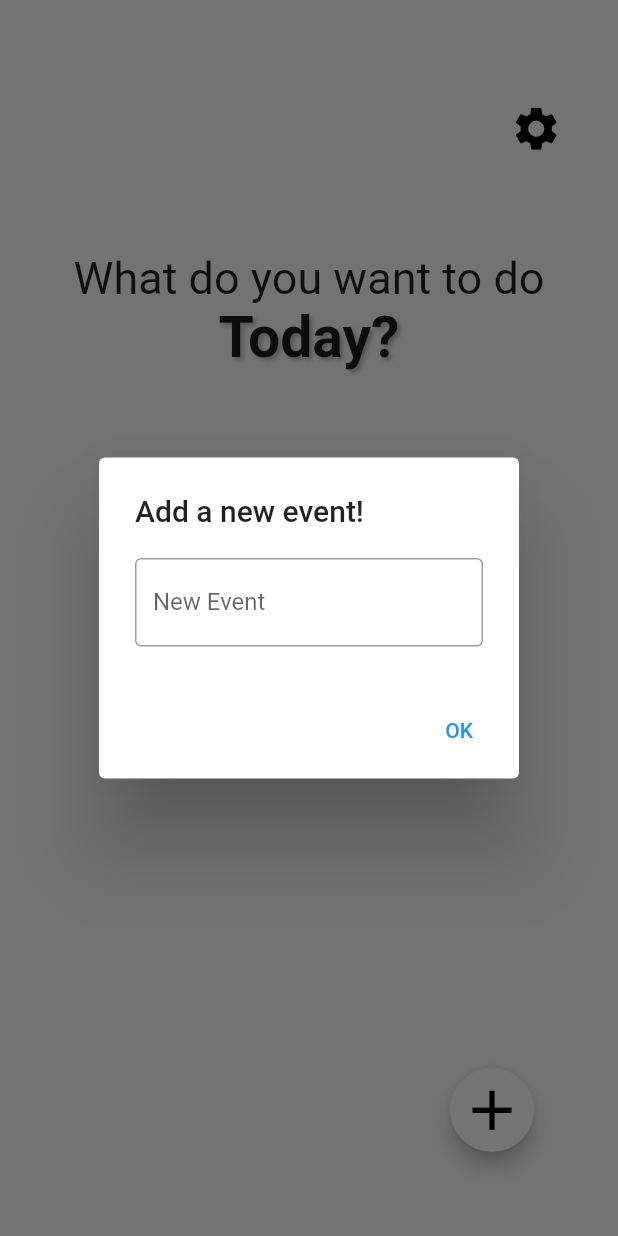
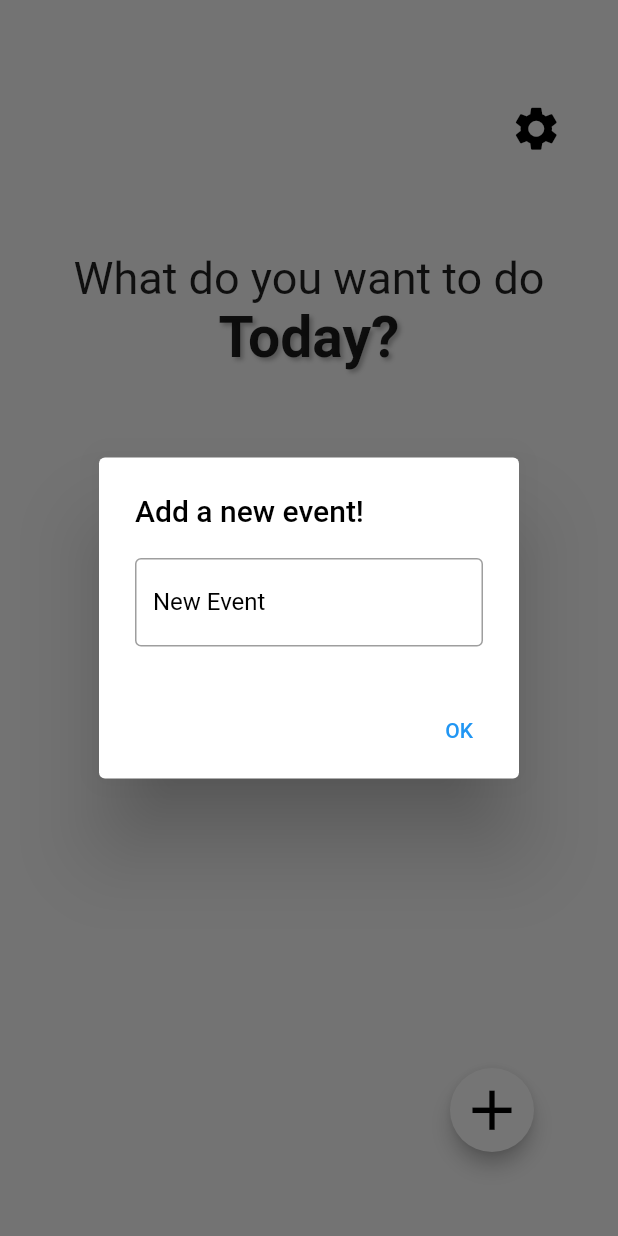
Before and after one commit to vpurohith/Today-Flutter, a Flutter app: the screen it shows after launch, after a tap on the "add" icon, on a phone screen of 412 x 824 dp. Run offline on Flutter 3.47's test engine with Material 2 defaults, Android fonts, the phone set to English and light mode, and no system bars; our stand-ins replace flutter_colorpicker, hive, hive_flutter, theme_provider; accounts and stored records are empty.

Commit message:
continued improvements

```diff
--- /dev/null
+++ b/lib/boxes.dart
@@ -0,0 +1,3 @@
+class HiveBoxes {
+  static String event = 'eventbox';
+}
--- /dev/null
+++ b/lib/event.dart
@@ -0,0 +1,16 @@
+import 'package:hive/hive.dart';
+part 'event.g.dart';
+
+@HiveType(typeId: 0)
+class Event extends HiveObject {
+  @HiveField(0)
+  String? id;
+
+  @HiveField(1)
+  String title;
+
+  @HiveField(2)
+  String color;
+
+  Event({required this.title, required this.color});
+}
--- /dev/null
+++ b/lib/globals.dart
@@ -0,0 +1,3 @@
+library today.globals;
+
+bool darkMode = true;
--- a/lib/listview.dart
+++ b/lib/listview.dart
@@ -1,4 +1,8 @@
 import 'package:flutter/material.dart';
+import 'package:hive/hive.dart';
+import 'package:hive_flutter/hive_flutter.dart';
+import 'package:today/boxes.dart';
+import 'package:today/event.dart';
 
 class EventListView extends StatelessWidget {
   const EventListView({
@@ -13,21 +17,25 @@ class EventListView extends StatelessWidget {
   @override
   Widget build(BuildContext context) {
     return Expanded(
-      child: ListView.builder(
-          padding: const EdgeInsets.all(36),
-          itemCount: entries.length,
+      child: ValueListenableBuilder(
+        valueListenable: Hive.box<Event>(HiveBoxes.event).listenable(),
+        builder: (context, Box<Event> box, _) {
+          return ListView.builder(
+              padding: const EdgeInsets.all(32),
+              itemCount: box.values.length,
               itemBuilder: (BuildContext context, int index) {
+                Event? res = box.getAt(index);
                 return Dismissible(
                   key: UniqueKey(),
                   onDismissed: (direction) {
-                entries.removeAt(index);
+                    res!.delete();
                   },
                   child: InkWell(
                     onTap: () {
                       showDialog<String>(
                         context: context,
                         builder: (BuildContext context) => AlertDialog(
-                      title: const Text('You`ve clicked on an event!'),
+                          title: Text(res?.title ?? 'Error!'),
                           content: const Text('Add event options here',
                               style: TextStyle()),
                           actions: <Widget>[
@@ -45,15 +53,17 @@ class EventListView extends StatelessWidget {
                       elevation: 3.0,
                       child: Container(
                         height: 50,
-                    color: Colors.red[colorCodes[index]],
+                        color: Colors.red[200],
                         child: Center(
-                      child: Text(entries[index]),
+                          child: Text(res!.title),
                         ),
                       ),
                     ),
                   ),
                 );
-          }),
+              });
+        },
+      ),
     );
   }
 }
--- a/lib/main.dart
+++ b/lib/main.dart
@@ -1,15 +1,21 @@
 import 'package:flutter/material.dart';
-import 'package:get/get.dart';
+import 'package:theme_provider/theme_provider.dart';
 import 'package:hive/hive.dart';
 import 'package:hive_flutter/hive_flutter.dart';
+import 'package:flutter_colorpicker/flutter_colorpicker.dart';
+import 'package:today/boxes.dart';
+import 'package:today/event.dart';
 
 import './toptext.dart';
 import './settingsbutton.dart';
 import './listview.dart';
+import 'globals.dart' as globals;
 
 void main() async {
   await Hive.initFlutter();
-  await Hive.openBox('testbox');
+  Hive.registerAdapter(EventAdapter());
+  await Hive.openBox<Event>(HiveBoxes.event);
+  await Hive.openBox('darkModeBox');
 
   runApp(const MaterialApp(
     home: MyApp(),
@@ -28,6 +34,8 @@ class MyApp extends StatefulWidget {
 class _MyAppState extends State<MyApp> {
   TextEditingController nameController = TextEditingController();
 
+  Color testColor = Colors.red;
+
   List<String> entries = <String>[];
   List<int> colorCodes = <int>[];
 
@@ -38,20 +46,80 @@ class _MyAppState extends State<MyApp> {
     });
   }
 
+  /*
+  Widget buildColorPicker() => BlockPicker(
+        pickerColor: testColor,
+        onColorChanged: (color) => setState(() => this.testColor = testColor),
+      );
+
+  void pickColor(BuildContext context) => showDialog(
+        context: context,
+        builder: (context) => AlertDialog(
+            title: Text('Pick Your Color'),
+            content: Column(
+              children: [
+                buildColorPicker(),
+                TextButton(
+                  child: Text(
+                    'SELECT',
+                    style: TextStyle(fontSize: 20),
+                  ),
+                  onPressed: () => Navigator.of(context).pop(),
+                ),
+              ],
+            )),
+      );
+  */
+  late String title;
+  late String color;
+
   @override
   Widget build(BuildContext context) {
-    return GetMaterialApp(
-      darkTheme: ThemeData.dark(),
-      themeMode: ThemeMode.system,
+    return ThemeProvider(
+      saveThemesOnChange: true,
+      loadThemeOnInit: true,
+      child: ThemeConsumer(
+        child: Builder(
+          builder: (themeContext) => MaterialApp(
+            theme: ThemeProvider.themeOf(themeContext).data,
             home: Scaffold(
-        body: Column(
+              body: ValueListenableBuilder(
+                  valueListenable:
+                      Hive.box<Event>(HiveBoxes.event).listenable(),
+                  builder: (context, box, widget) {
+                    return Column(
                       children: [
                         const SettingsButton(),
+                        /*
+                        IconButton(
+                          icon: const Icon(
+                            Icons.settings,
+                            color: Colors.black,
+                            size: 35.0,
+                          ),
+                          onPressed: () => pickColor(context),
+                        ),
+                        Column(
+                          children: [
+                            Center(
+                              child: Container(
+                                decoration: BoxDecoration(
+                                  shape: BoxShape.circle,
+                                  color: testColor,
+                                ),
+                                width: 120,
+                                height: 120,
+                              ),
+                            ),
+                          ],
+                        ),*/
                         const TopText(),
                         EventListView(entries: entries, colorCodes: colorCodes)
                       ],
-        ),
-        floatingActionButtonLocation: FloatingActionButtonLocation.endFloat,
+                    );
+                  }),
+              floatingActionButtonLocation:
+                  FloatingActionButtonLocation.endFloat,
               floatingActionButton: Padding(
                 padding: const EdgeInsets.only(
                   bottom: 40.0,
@@ -62,18 +130,36 @@ class _MyAppState extends State<MyApp> {
                     showDialog<String>(
                       context: context,
                       builder: (BuildContext context) => AlertDialog(
-                  title: const Text('Add a new event!'),
+                        backgroundColor: globals.darkMode
+                            ? Colors.grey[0]
+                            : Colors.grey[800],
+                        title: Text('Add a new event!',
+                            style: TextStyle(
+                                color: globals.darkMode
+                                    ? Colors.black
+                                    : Colors.white)),
                         content: TextField(
                           controller: nameController,
-                    decoration: const InputDecoration(
-                      border: OutlineInputBorder(),
+                          style: TextStyle(
+                              color: globals.darkMode
+                                  ? Colors.black
+                                  : Colors.white),
+                          decoration: InputDecoration(
+                            border: const OutlineInputBorder(),
                             labelText: 'New Event',
+                            labelStyle: TextStyle(
+                                color: globals.darkMode
+                                    ? Colors.black
+                                    : Colors.white),
                           ),
                         ),
                         actions: <Widget>[
                           TextButton(
                             onPressed: () => {
                               Navigator.pop(context, 'OK'),
+                              title = nameController.text,
+                              color = '200',
+                              _onFormSubmit(),
                               addItemToList(),
                             },
                             child: const Text('OK'),
@@ -92,6 +178,14 @@ class _MyAppState extends State<MyApp> {
                 ),
               ),
             ),
+          ),
+        ),
+      ),
     );
   }
+
+  void _onFormSubmit() {
+    Box<Event> eventBox = Hive.box<Event>(HiveBoxes.event);
+    eventBox.add(Event(title: title, color: color));
   }
+}
--- a/lib/settingsscreen.dart
+++ b/lib/settingsscreen.dart
@@ -1,6 +1,6 @@
 import 'package:flutter/material.dart';
-import 'package:get/get.dart';
-// import 'package:shared_preferences/shared_preferences.dart';
+import 'package:theme_provider/theme_provider.dart';
+import 'globals.dart' as globals;
 
 class SettingsScreen extends StatelessWidget {
   const SettingsScreen({Key? key}) : super(key: key);
@@ -28,9 +28,8 @@ class SettingsScreen extends StatelessWidget {
             IconButton(
                 icon: const Icon(Icons.lightbulb),
                 onPressed: () async {
-                  Get.isDarkMode
-                      ? Get.changeTheme(ThemeData.light())
-                      : Get.changeTheme(ThemeData.dark());
+                  globals.darkMode = !globals.darkMode;
+                  ThemeProvider.controllerOf(context).nextTheme();
                 }),
           ]),
         ),
--- a/pubspec.yaml
+++ b/pubspec.yaml
@@ -42,10 +42,13 @@ dependencies:
   path_provider: ^2.0.6
   hive: ^2.0.4
   hive_flutter: ^1.1.0
+  theme_provider: ^0.5.0
+  flutter_colorpicker: ^0.6.1
 
 
 dev_dependencies:
   hive_generator: ^1.1.1
+  build_runner: ^2.1.2
   flutter_test:
     sdk: flutter
 
```
Also changed, not shown: lib/event.g.dart (added), pubspec.lock. Lines whose indentation alone changed are shown as unchanged.
